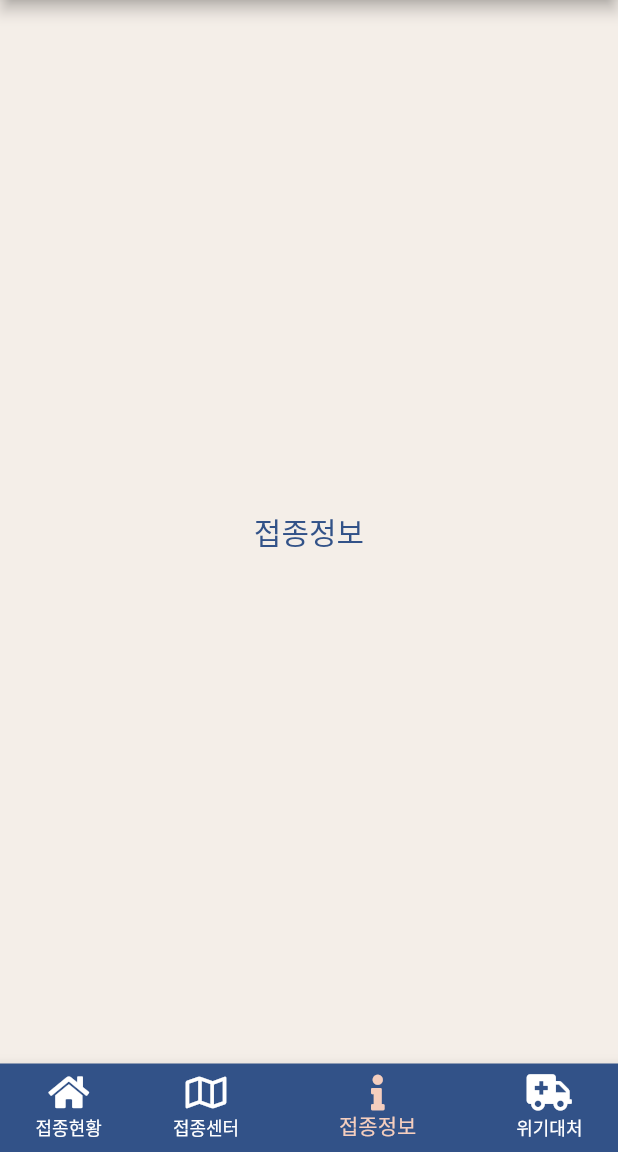
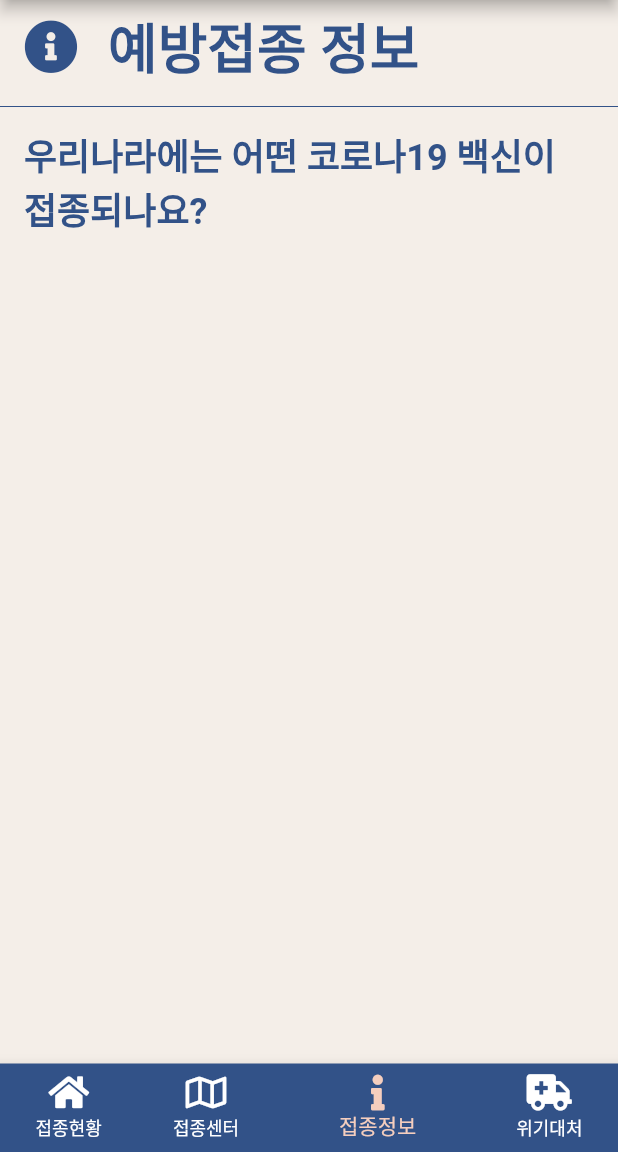
Before and after one commit to empering/covid_vaccine_public, a Flutter app: the screen it shows after launch, item 3 of the bottom bar chosen, on a phone screen of 412 x 824 dp, the part 84-1236 px from its top. Run offline on Flutter 3.47's test engine with Material 2 defaults, Android fonts, the phone set to English and light mode, and no system bars; our stand-ins replace font_awesome_flutter, freezed_annotation, get; network calls fail; Roboto replaces fonts that are missing (BMJUA, GmarketSansBold).

Commit message:
접종정보 추가
내용 작업 중

```diff
--- a/lib/pages/app/views/app_view.dart
+++ b/lib/pages/app/views/app_view.dart
@@ -1,3 +1,4 @@
+import 'package:covid_vaccine/pages/information/views/infomation_view.dart';
 import 'package:covid_vaccine/pages/vaccination/views/vaccination_view.dart';
 import 'package:covid_vaccine/ui/theme/app_colors.dart';
 import 'package:flutter/material.dart';
@@ -17,11 +18,7 @@ class _AppViewState extends State<AppView> {
         child: Text('접종센터'),
       ),
     ),
-    Container(
-      child: Center(
-        child: Text('접종정보'),
-      ),
-    ),
+    InformationView(),
     Container(
       child: Center(
         child: Text('위기대처'),
--- /dev/null
+++ b/lib/pages/information/views/infomation_view.dart
@@ -0,0 +1,45 @@
+import 'package:covid_vaccine/ui/theme/app_colors.dart';
+import 'package:covid_vaccine/ui/theme/app_styles.dart';
+import 'package:flutter/material.dart';
+import 'package:font_awesome_flutter/font_awesome_flutter.dart';
+
+class InformationView extends StatelessWidget {
+  @override
+  Widget build(BuildContext context) {
+    return Scaffold(
+      body: Column(
+        crossAxisAlignment: CrossAxisAlignment.stretch,
+        children: [
+          ListTile(
+            leading: FaIcon(
+              FontAwesomeIcons.infoCircle,
+              color: AppColors.primary,
+              size: Sizes.xxl,
+            ),
+            title: Text(
+              '예방접종 정보',
+              style: TextStyles.h1,
+            ),
+          ),
+          Divider(
+            color: AppColors.primary,
+            height: Insets.md,
+          ),
+          Expanded(
+            child: ListView(
+              children: _buildListView(),
+            ),
+          ),
+        ],
+      ),
+    );
+  }
+
+  _buildListView() {
+    return [
+      ListTile(
+        title: Text('우리나라에는 어떤 코로나19 백신이 접종되나요?'),
+      )
+    ];
+  }
+}
--- a/lib/routes/app_pages.dart
+++ b/lib/routes/app_pages.dart
@@ -1,5 +1,6 @@
 import 'package:covid_vaccine/core/binding/app_binding.dart';
 import 'package:covid_vaccine/pages/app/views/app_view.dart';
+import 'package:covid_vaccine/pages/information/views/infomation_view.dart';
 import 'package:covid_vaccine/pages/vaccination/views/vaccination_sido_view.dart';
 import 'package:covid_vaccine/pages/vaccination/views/vaccination_view.dart';
 import 'package:get/get.dart';
@@ -19,7 +20,6 @@ class AppPages {
         GetPage(
           name: Routes.VACCINATION,
           page: () => VaccinationView(),
-          // binding: HomeBinding(),
           children: [
             GetPage(
               name: Routes.SIDO,
@@ -27,6 +27,10 @@ class AppPages {
             ),
           ],
         ),
+        GetPage(
+          name: Routes.INFORMATION,
+          page: () => InformationView(),
+        ),
       ],
     ),
   ];
--- a/lib/routes/app_routes.dart
+++ b/lib/routes/app_routes.dart
@@ -4,4 +4,6 @@ abstract class Routes {
   static const APP = '/';
   static const VACCINATION = '/vaccination';
   static const SIDO = '/sido';
+
+  static const INFORMATION = '/information';
 }
```
